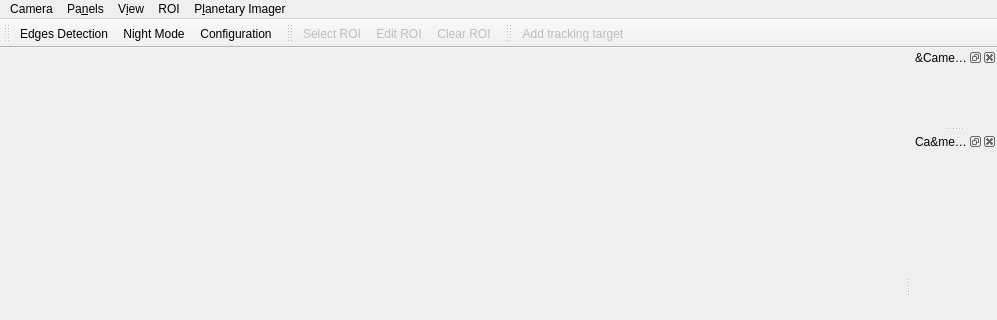
Before: the Qt Designer form src/planetaryimager_mainwindow.ui in GuLinux/PlanetaryImager, drawn with Qt 5; both pictures show x 0 to 997 and y 0 to 320 of the 997 by 546 pixel window.
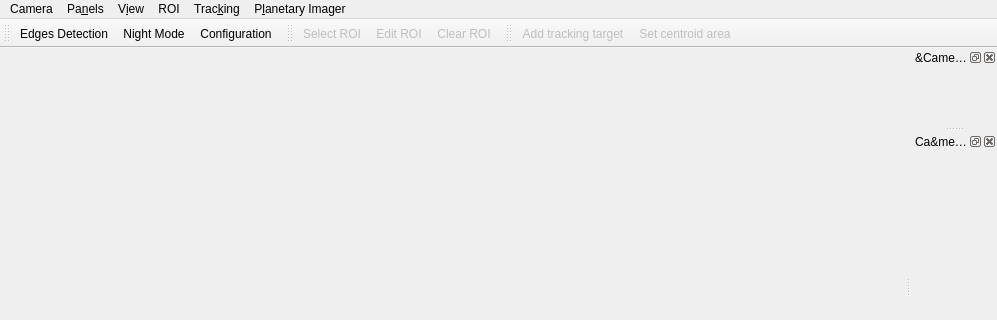
After: the same form once the commit is applied. Icons and pictures are not drawn.

Commit message: Implement centroid tracking

```diff
--- a/src/planetaryimager_mainwindow.ui
+++ b/src/planetaryimager_mainwindow.ui
@@ -26,7 +26,7 @@
      <x>0</x>
      <y>0</y>
      <width>997</width>
-     <height>40</height>
+     <height>30</height>
     </rect>
    </property>
    <widget class="QMenu" name="menuDevice">
@@ -84,10 +84,18 @@
     <addaction name="actionAbout_Qt"/>
     <addaction name="actionQuit"/>
    </widget>
+   <widget class="QMenu" name="menuTracking">
+    <property name="title">
+     <string>Trac&amp;king</string>
+    </property>
+    <addaction name="actionAddTrackingTarget"/>
+    <addaction name="actionSetCentroidArea"/>
+   </widget>
    <addaction name="menuDevice"/>
    <addaction name="menuPanels"/>
    <addaction name="menuView"/>
    <addaction name="menuROI"/>
+   <addaction name="menuTracking"/>
    <addaction name="menuPlanetary_Imager"/>
   </widget>
   <widget class="QStatusBar" name="statusbar"/>
@@ -213,6 +221,7 @@
     <bool>false</bool>
    </attribute>
    <addaction name="actionAddTrackingTarget"/>
+   <addaction name="actionSetCentroidArea"/>
   </widget>
   <action name="action_devices_rescan">
    <property name="icon">
@@ -428,12 +437,25 @@
     <bool>false</bool>
    </property>
    <property name="text">
-    <string>Add tracking target</string>
+    <string>&amp;Add tracking target</string>
    </property>
    <property name="toolTip">
     <string>Add tracking target</string>
    </property>
   </action>
+  <action name="actionSelect_centroid_area">
+   <property name="text">
+    <string>Select centroid area</string>
+   </property>
+  </action>
+  <action name="actionSetCentroidArea">
+   <property name="enabled">
+    <bool>false</bool>
+   </property>
+   <property name="text">
+    <string>&amp;Set centroid area</string>
+   </property>
+  </action>
  </widget>
  <resources>
   <include location="resources/resources.qrc"/>
```
Left out of the diff: 4 changed lines with no effect on the pictures. The commit also changes 4 other files.
